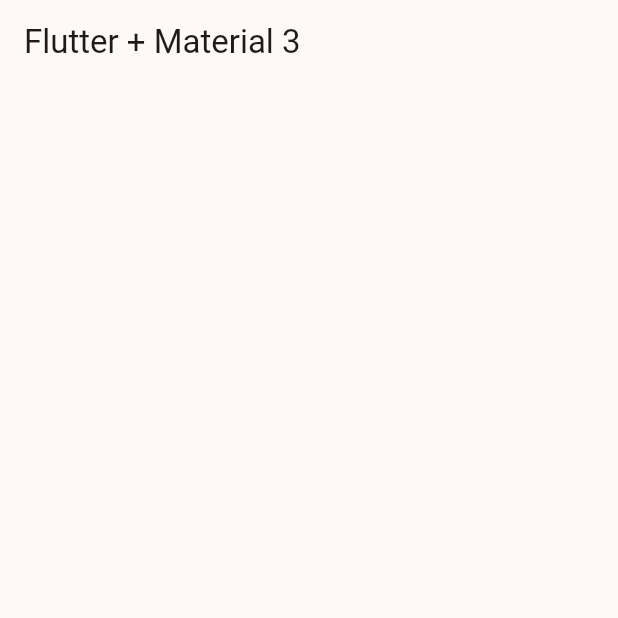
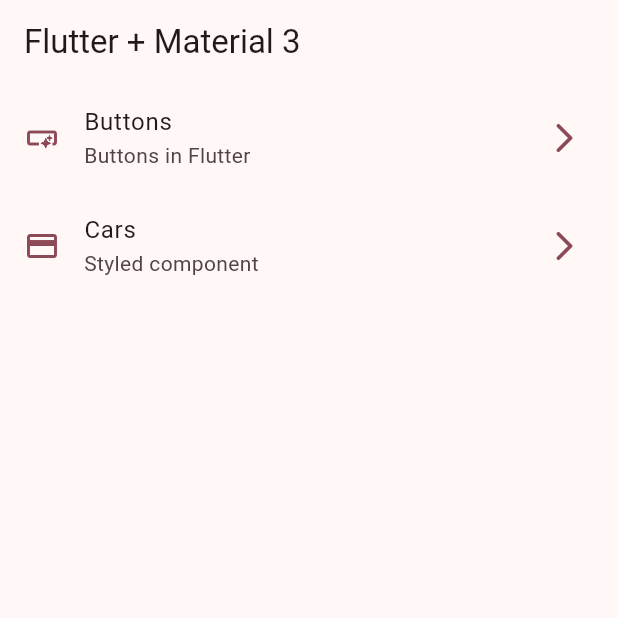
Before and after one commit to jumagu/widgets_app, a Flutter app: the screen it shows after launch, on a phone screen of 412 x 824 dp, the top half of it. Run offline on Flutter 3.47's test engine with Material 3 defaults, Android fonts, the phone set to English and light mode, and no system bars; our stand-ins replace go_router.

Commit message:
Implement navigation with GoRouter and add Home, Buttons, and Cards screens

```diff
--- a/lib/config/presentation/screens/home/home_screen.dart
+++ /dev/null
@@ -1,14 +0,0 @@
-import 'package:flutter/material.dart';
-
-class HomeScreen extends StatelessWidget {
-  const HomeScreen({super.key});
-
-  @override
-  Widget build(BuildContext context) {
-    return Scaffold(
-      appBar: AppBar(
-        title: Text('Flutter + Material 3'),
-      ),
-    );
-  }
-}
--- /dev/null
+++ b/lib/config/router/app_router.dart
@@ -0,0 +1,24 @@
+import 'package:go_router/go_router.dart';
+import 'package:widgets_app/presentation/screens/screens.dart';
+
+// GoRouter configuration
+final appRouter = GoRouter(
+  initialLocation: '/',
+  routes: [
+    GoRoute(
+      path: '/',
+      name: HomeScreen.routeName,
+      builder: (context, state) => HomeScreen(),
+    ),
+    GoRoute(
+      path: '/buttons',
+      name: ButtonsScreen.routeName,
+      builder: (context, state) => ButtonsScreen(),
+    ),
+    GoRoute(
+      path: '/cards',
+      name: CardsScreen.routeName,
+      builder: (context, state) => CardsScreen(),
+    ),
+  ],
+);
--- a/lib/main.dart
+++ b/lib/main.dart
@@ -1,5 +1,5 @@
 import 'package:flutter/material.dart';
-import 'package:widgets_app/config/presentation/screens/home/home_screen.dart';
+import 'package:widgets_app/config/router/app_router.dart';
 import 'package:widgets_app/config/theme/app_theme.dart';
 
 void main() {
@@ -11,9 +11,15 @@ class MainApp extends StatelessWidget {
 
   @override
   Widget build(BuildContext context) {
-    return MaterialApp(
-        debugShowCheckedModeBanner: false,
-        theme: AppTheme(selectedColor: 5).getTheme(),
-        home: const HomeScreen());
+    return MaterialApp.router(
+      routerConfig: appRouter,
+      debugShowCheckedModeBanner: false,
+      theme: AppTheme(selectedColor: 5).getTheme(),
+      // home: const HomeScreen(),
+      // routes: {
+      //   '/buttons': (context) => const ButtonsScreen(),
+      //   '/cards': (context) => const CardsScreen(),
+      // },
+    );
   }
 }
--- /dev/null
+++ b/lib/presentation/screens/buttons/buttons_screen.dart
@@ -0,0 +1,17 @@
+import 'package:flutter/material.dart';
+
+class ButtonsScreen extends StatelessWidget {
+  static const String routeName = 'buttons_screen';
+
+  const ButtonsScreen({super.key});
+
+  @override
+  Widget build(BuildContext context) {
+    return Scaffold(
+      appBar: AppBar(
+        title: const Text('Buttons Screen'),
+      ),
+      body: const Placeholder(),
+    );
+  }
+}
--- /dev/null
+++ b/lib/presentation/screens/cards/cards_screen.dart
@@ -0,0 +1,17 @@
+import 'package:flutter/material.dart';
+
+class CardsScreen extends StatelessWidget {
+  static const String routeName = 'cards_screen';
+
+  const CardsScreen({super.key});
+
+  @override
+  Widget build(BuildContext context) {
+    return Scaffold(
+      appBar: AppBar(
+        title: const Text('Cards Screen'),
+      ),
+      body: const Placeholder(),
+    );
+  }
+}
--- /dev/null
+++ b/lib/presentation/screens/home/home_screen.dart
@@ -0,0 +1,67 @@
+import 'package:flutter/material.dart';
+import 'package:go_router/go_router.dart';
+import 'package:widgets_app/config/menu/menu_items.dart';
+
+class HomeScreen extends StatelessWidget {
+  static const String routeName = 'home_screen';
+
+  const HomeScreen({super.key});
+
+  @override
+  Widget build(BuildContext context) {
+    return Scaffold(
+      appBar: AppBar(
+        title: Text('Flutter + Material 3'),
+      ),
+      body: const __HomeView(),
+    );
+  }
+}
+
+class __HomeView extends StatelessWidget {
+  const __HomeView();
+
+  @override
+  Widget build(BuildContext context) {
+    return ListView.builder(
+      // physics: BouncingScrollPhysics(),
+      itemCount: appMenuItems.length,
+      itemBuilder: (context, index) {
+        final menuItem = appMenuItems[index];
+        return __CustomListTile(menuItem: menuItem);
+      },
+    );
+  }
+}
+
+class __CustomListTile extends StatelessWidget {
+  final MenuItem menuItem;
+
+  const __CustomListTile({
+    required this.menuItem,
+  });
+
+  @override
+  Widget build(BuildContext context) {
+    final themeColors = Theme.of(context).colorScheme;
+
+    return ListTile(
+      leading: Icon(menuItem.icon, color: themeColors.primary),
+      trailing: Icon(
+        Icons.arrow_forward_ios_rounded,
+        color: themeColors.primary,
+      ),
+      title: Text(menuItem.title),
+      subtitle: Text(menuItem.subTitle),
+      onTap: () {
+        // ? Using native navigation
+        // Navigator.of(context).push(
+        //     MaterialPageRoute(builder: (context) => const ButtonsScreen()));
+        // Navigator.pushNamed(context, menuItem.link); // ? Using named routes
+        // ? Using go_router library
+        context.push(menuItem.link);
+        // context.pushNamed();
+      },
+    );
+  }
+}
--- /dev/null
+++ b/lib/presentation/screens/screens.dart
@@ -0,0 +1,3 @@
+export 'package:widgets_app/presentation/screens/buttons/buttons_screen.dart';
+export 'package:widgets_app/presentation/screens/cards/cards_screen.dart';
+export 'package:widgets_app/presentation/screens/home/home_screen.dart';
--- a/pubspec.yaml
+++ b/pubspec.yaml
@@ -9,11 +9,12 @@ environment:
 dependencies:
   flutter:
     sdk: flutter
+  go_router: ^16.0.0
 
 dev_dependencies:
+  flutter_lints: ^5.0.0
   flutter_test:
     sdk: flutter
-  flutter_lints: ^5.0.0
 
 flutter:
   uses-material-design: true
```
Also changed, not shown: pubspec.lock.
